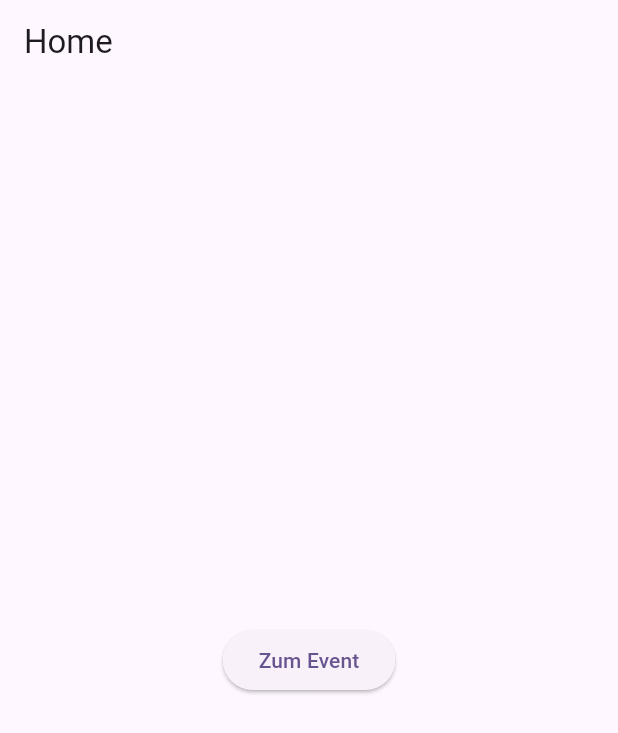
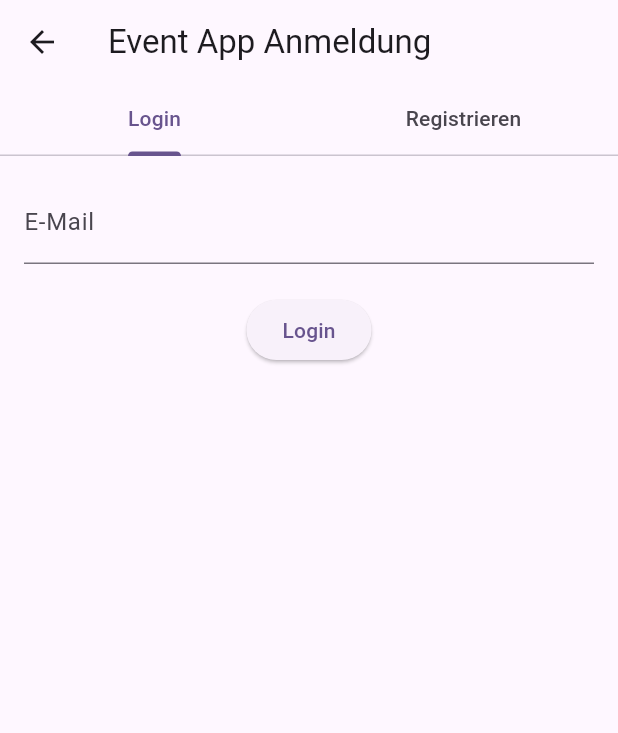
Before and after one commit to Tolaron/Streamcheck24hChallenge, a Flutter app: the screen it shows after launch, on a phone screen of 412 x 824 dp. Shown: the top 733 px of the screen. Run offline on Flutter 3.47's test engine with Material 3 defaults, Android fonts, the phone set to English and light mode, and no system bars.

Commit message:
implemented login/register screen with tabbar and form validation

```diff
--- a/mobile_app/lib/main.dart
+++ b/mobile_app/lib/main.dart
@@ -1,6 +1,7 @@
 import 'package:flutter/material.dart';
 import 'screens/home_screen.dart';
 import 'screens/event_screen.dart';
+import 'screens/auth_screen.dart';
 
 void main() {
   runApp(const EventApp());
@@ -13,10 +14,11 @@ class EventApp extends StatelessWidget {
   Widget build(BuildContext context) {
     return MaterialApp(
       title: 'Event App',
-      initialRoute: '/',
+      initialRoute: '/auth',
       routes: {
         '/': (context) => const HomeScreen(),
         '/event': (context) => const EventScreen(),
+        '/auth': (context) => const AuthScreen(),
       },
       theme: ThemeData(
         colorScheme: ColorScheme.fromSeed(seedColor: Colors.deepPurple),
--- /dev/null
+++ b/mobile_app/lib/screens/auth_screen.dart
@@ -0,0 +1,142 @@
+import 'package:flutter/material.dart';
+
+// Authentifizierungsbildschirm mit TabBar
+class AuthScreen extends StatefulWidget
+{
+  const AuthScreen({super.key});
+
+  @override
+  State<AuthScreen> createState() => _AuthScreenState();
+}
+
+class _AuthScreenState extends State<AuthScreen> with SingleTickerProviderStateMixin
+{
+  late TabController _tabController;
+
+  // Form Keys für Validierung
+  final _loginFormKey = GlobalKey<FormState>();
+  final _registerFormKey = GlobalKey<FormState>();
+
+  // Textfeld-Controller
+  final _loginEmailController = TextEditingController();
+  final _registerEmailController = TextEditingController();
+  final _registerUsernameController = TextEditingController();
+
+  @override
+  void initState()
+  {
+    super.initState();
+    _tabController = TabController(length: 2, vsync: this);
+  }
+
+  @override
+  void dispose()
+  {
+    _tabController.dispose();
+    _loginEmailController.dispose();
+    _registerEmailController.dispose();
+    _registerUsernameController.dispose();
+    super.dispose();
+  }
+
+  // Login-Formular
+  Widget _buildLoginForm() {
+    return Form(
+      key: _loginFormKey,
+      child: Padding(
+        padding: const EdgeInsets.all(16),
+        child: Column(
+          children: [
+            TextFormField(
+              controller: _loginEmailController,
+              decoration: const InputDecoration(labelText: 'E-Mail'),
+              validator: (value) {
+                if (value == null || value.isEmpty) return 'E-Mail erforderlich';
+                if (!value.contains('@')) return 'Ungültige E-Mail';
+                return null;
+              },
+            ),
+            const SizedBox(height: 20),
+            ElevatedButton(
+              onPressed: () {
+                if (_loginFormKey.currentState!.validate()) {
+                  // Aktion später in Ticket 3.1
+                  ScaffoldMessenger.of(context).showSnackBar(
+                    const SnackBar(content: Text('Login erfolgreich (Simuliert)')),
+                  );
+                }
+              },
+              child: const Text('Login'),
+            ),
+          ],
+        ),
+      ),
+    );
+  }
+
+  // Register-Formular
+  Widget _buildRegisterForm() {
+    return Form(
+      key: _registerFormKey,
+      child: Padding(
+        padding: const EdgeInsets.all(16),
+        child: Column(
+          children: [
+            TextFormField(
+              controller: _registerUsernameController,
+              decoration: const InputDecoration(labelText: 'Benutzername'),
+              validator: (value) {
+                if (value == null || value.isEmpty) return 'Benutzername erforderlich';
+                return null;
+              },
+            ),
+            const SizedBox(height: 12),
+            TextFormField(
+              controller: _registerEmailController,
+              decoration: const InputDecoration(labelText: 'E-Mail'),
+              validator: (value) {
+                if (value == null || value.isEmpty) return 'E-Mail erforderlich';
+                if (!value.contains('@')) return 'Ungültige E-Mail';
+                return null;
+              },
+            ),
+            const SizedBox(height: 20),
+            ElevatedButton(
+              onPressed: () {
+                if (_registerFormKey.currentState!.validate()) {
+                  ScaffoldMessenger.of(context).showSnackBar(
+                    const SnackBar(content: Text('Registrierung erfolgreich (Simuliert)')),
+                  );
+                }
+              },
+              child: const Text('Registrieren'),
+            ),
+          ],
+        ),
+      ),
+    );
+  }
+
+  @override
+  Widget build(BuildContext context) {
+    return Scaffold(
+      appBar: AppBar(
+        title: const Text('Event App Anmeldung'),
+        bottom: TabBar(
+          controller: _tabController,
+          tabs: const [
+            Tab(text: 'Login'),
+            Tab(text: 'Registrieren'),
+          ],
+        ),
+      ),
+      body: TabBarView(
+        controller: _tabController,
+        children: [
+          _buildLoginForm(),
+          _buildRegisterForm(),
+        ],
+      ),
+    );
+  }
+}
```
